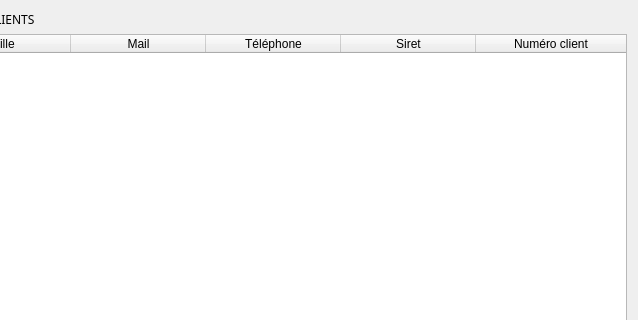
This is PPE/ClientWidget.ui in fallonloicc/PPE-Qt as Qt 5 draws it before an edit; both pictures show x 616 to 1254 and y 0 to 320 of the 1254 by 782 pixel window. The edited form follows.
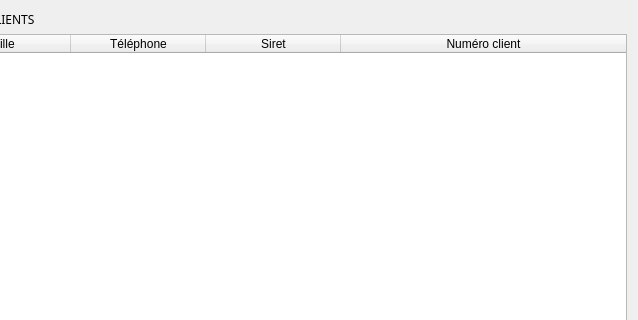
This is the edited form.

What changed in the file:
```diff
--- a/PPE/ClientWidget.ui
+++ b/PPE/ClientWidget.ui
@@ -85,11 +85,6 @@
            <string>Ville</string>
           </property>
          </column>
-         <column>
-          <property name="text">
-           <string>Mail</string>
-          </property>
-         </column>
          <column>
           <property name="text">
            <string>Téléphone</string>
```
